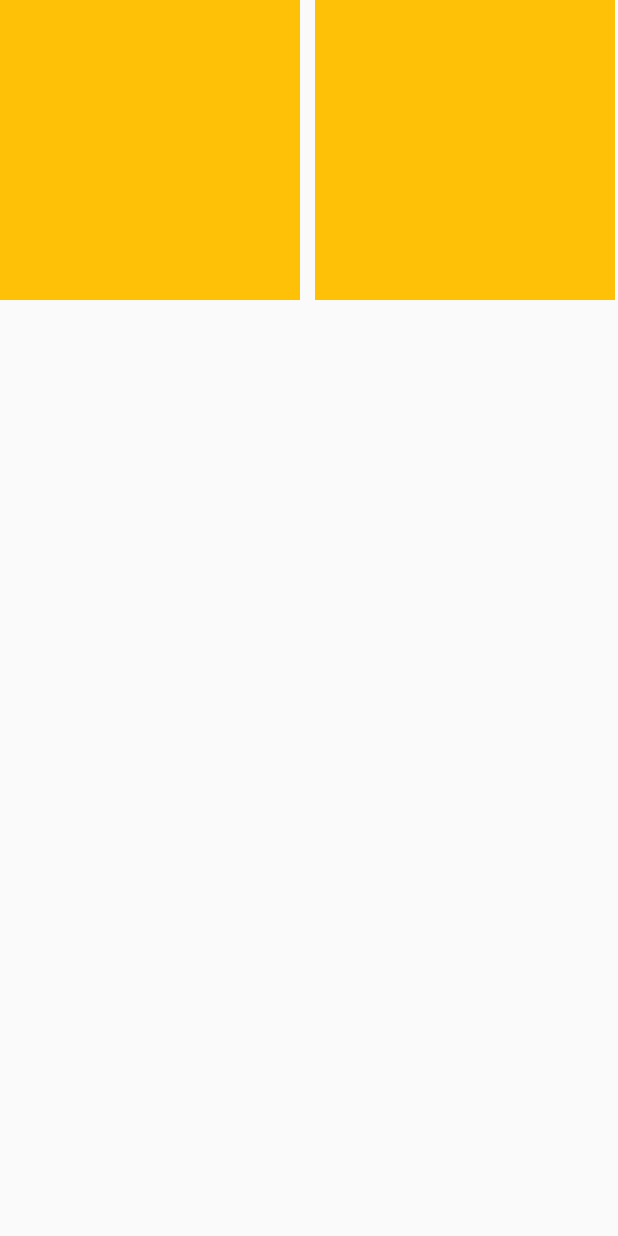
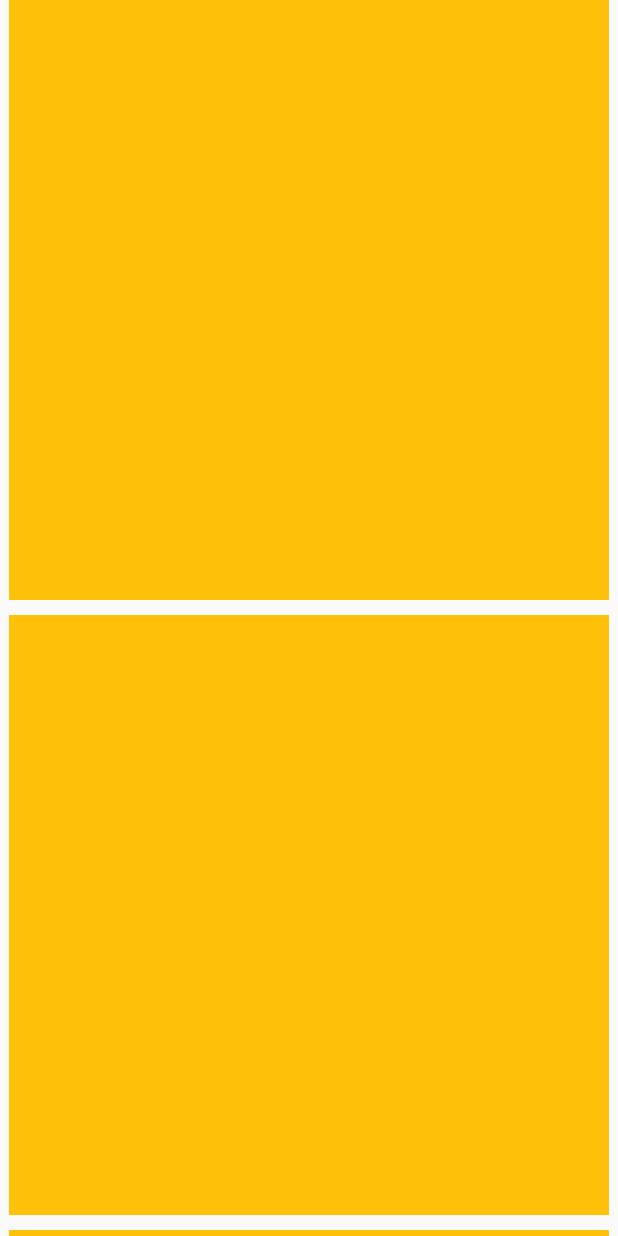
Before and after one commit to arifmia1129/flutter-widget, a Flutter app: the screen it shows after launch, on a phone screen of 412 x 824 dp. Run offline on Flutter 3.47's test engine with Material 2 defaults, Android fonts, the light colour scheme and no system bars.

Commit message:
listview widget added

```diff
--- a/lib/main.dart
+++ b/lib/main.dart
@@ -10,36 +10,37 @@ class MyApp extends StatelessWidget {
     return MaterialApp(
         debugShowCheckedModeBanner: false,
         home: Scaffold(
-          body: SingleChildScrollView(
-            scrollDirection: Axis.horizontal,
-            child: Row(
+          body: ListView(
+            children: [
+              Column(
                 children: [
                   Container(
-                  height: 200,
-                  width: 200,
+                    height: 400,
+                    width: 400,
                     color: Colors.amber,
                   ),
                   SizedBox(
-                  width: 10,
+                    height: 10,
                   ),
                   Container(
-                  height: 200,
-                  width: 200,
+                    height: 400,
+                    width: 400,
                     color: Colors.amber,
                   ),
                   SizedBox(
-                  width: 10,
+                    height: 10,
                   ),
                   Container(
-                  height: 200,
-                  width: 200,
+                    height: 400,
+                    width: 400,
                     color: Colors.amber,
                   ),
                   SizedBox(
-                  width: 10,
+                    height: 10,
                   ),
                 ],
               ),
+            ],
           ),
         ));
   }
```
Lines whose indentation alone changed are shown as unchanged.
